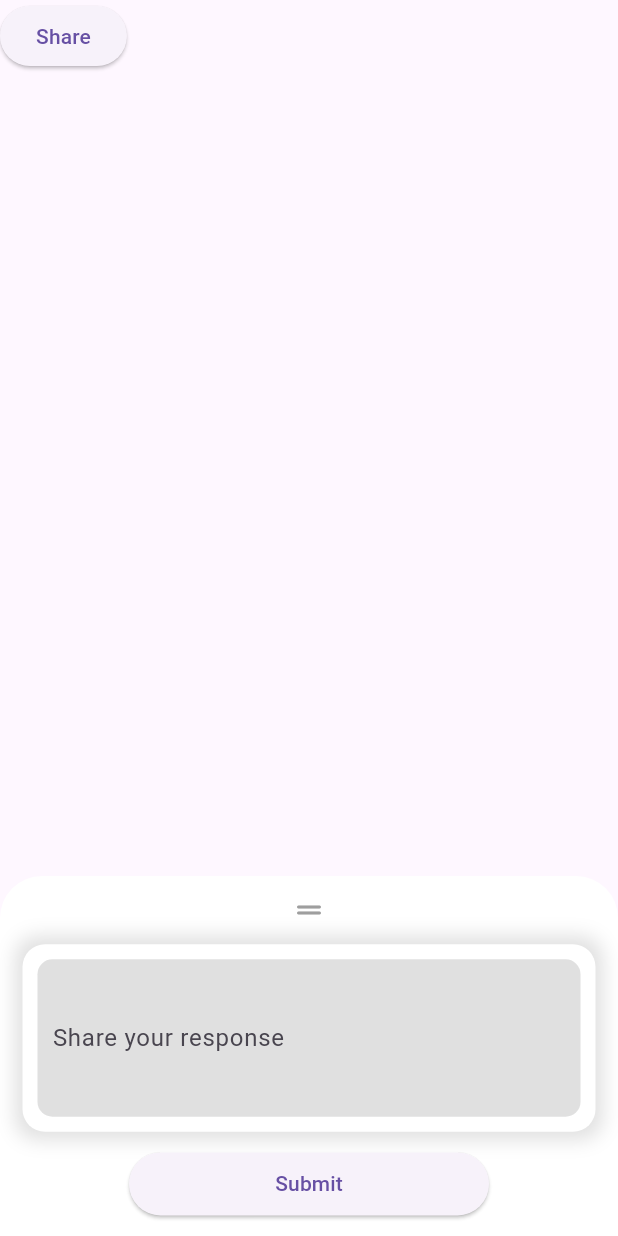
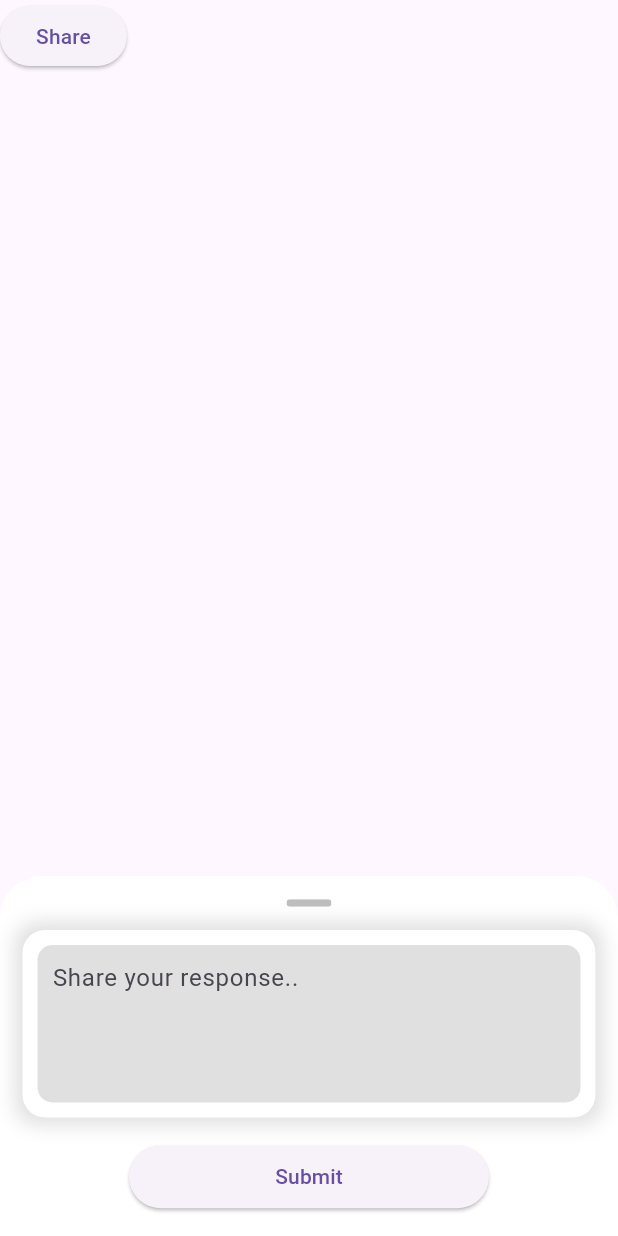
Before and after one commit to ye231101/inspired-senior-care-app, a Flutter app: the ShareButton widget shown alone on an empty page, opened directly with empty values, after a tap on "Share", on a phone screen of 412 x 824 dp. Run offline on Flutter 3.47's test engine with Material 2 defaults, Android fonts, the phone set to English and light mode, and no system bars; our stand-ins replace appinio_swiper, flutter_layout_grid, font_awesome_flutter, get, google_fonts.

Commit message:
Drag Handle

```diff
--- a/lib/view/pages/deck_page.dart
+++ b/lib/view/pages/deck_page.dart
@@ -39,12 +39,12 @@ class _DeckPageState extends State<DeckPage> {
           crossAxisAlignment: CrossAxisAlignment.center,
           children: [
             AnimatedScale(
-              duration: const Duration(milliseconds: 350),
+              duration: const Duration(milliseconds: 200),
               scale: zoomCard == true ? 1.2 : 1.0,
               child: AnimatedSlide(
-                duration: const Duration(milliseconds: 350),
+                duration: const Duration(milliseconds: 200),
                 offset: zoomCard == true
-                    ? const Offset(0, -0.4)
+                    ? const Offset(0, -0.3)
                     : const Offset(0, 0),
                 child: SizedBox(
                   height: 500,
@@ -110,9 +110,13 @@ class _ShareButtonState extends State<ShareButton> {
                     mainAxisAlignment: MainAxisAlignment.spaceEvenly,
                     mainAxisSize: MainAxisSize.max,
                     children: [
-                      Icon(
-                        Icons.drag_handle_rounded,
-                        color: Colors.grey.shade500,
+                      ClipRRect(
+                        borderRadius: BorderRadius.circular(25),
+                        child: Container(
+                          height: 5,
+                          width: 30,
+                          color: Colors.grey.shade400,
+                        ),
                       ),
                       const ShareTextField(),
                       const SendButton(),
@@ -154,10 +158,12 @@ class ShareTextField extends StatelessWidget {
           borderRadius: BorderRadius.circular(10),
         ),
         child: const TextField(
-          minLines: 1,
+          textAlignVertical: TextAlignVertical.top,
+          textAlign: TextAlign.start,
+          minLines: 4,
           maxLines: 4,
           decoration:
-              InputDecoration.collapsed(hintText: 'Share your response'),
+              InputDecoration.collapsed(hintText: 'Share your response..'),
         ),
       ),
     );
```
